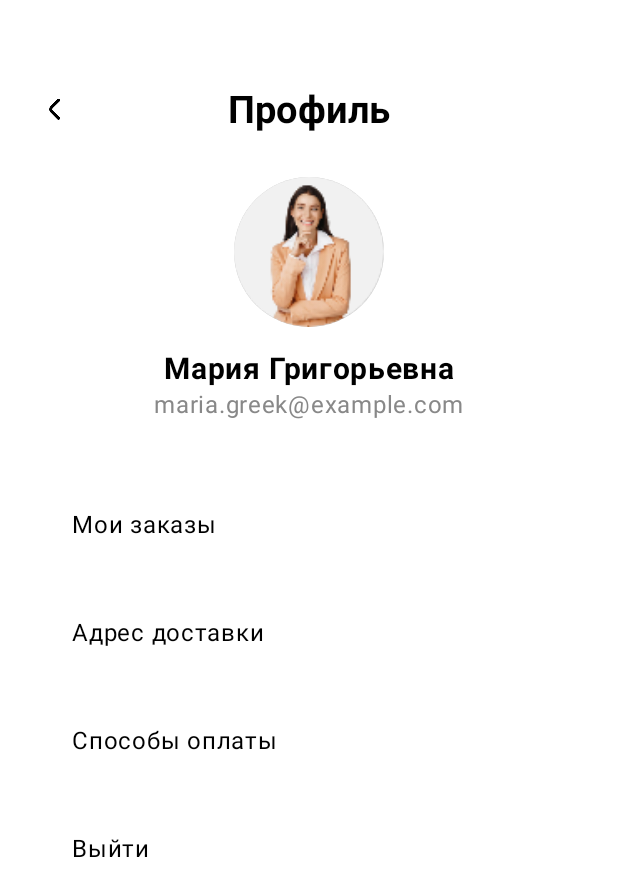
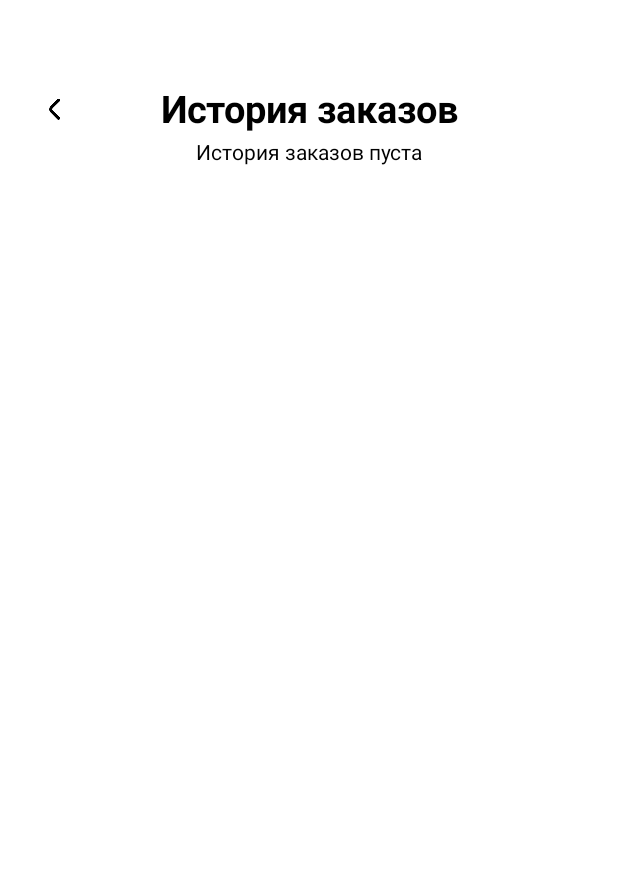
Before and after one commit to PoetOrpheus/SugarCrash, an Android app built with Jetpack Compose: the ProfileActivity screen opened directly, with no data from a screen before it, after a tap on "Мои заказы", on a phone screen of 412 x 824 dp. Shown: the top 896 px of the screen. Run offline under Robolectric (Android 15) with nearby library versions, the phone set to English and light mode, and no system bars; our stand-ins replace constraintlayout-compose.

Commit message:
Добавили OrderActivity(историю заказов) сделали её пустой

```diff
--- a/app/src/main/AndroidManifest.xml
+++ b/app/src/main/AndroidManifest.xml
@@ -14,6 +14,9 @@
         android:supportsRtl="true"
         android:theme="@style/Theme.FoodShopTestCase"
         tools:targetApi="31">
+        <activity
+            android:name=".Activity.Order.OrderActivity"
+            android:exported="false" />
         <activity
             android:name=".Activity.ListItems.FullListItemsActivity"
             android:exported="false" />
--- /dev/null
+++ b/app/src/main/java/com/example/foodshoptestcase/Activity/Order/OrderActivity.kt
@@ -0,0 +1,91 @@
+package com.example.foodshoptestcase.Activity.Order
+
+import android.os.Bundle
+import androidx.activity.compose.setContent
+import androidx.activity.enableEdgeToEdge
+import androidx.appcompat.app.AppCompatActivity
+import androidx.compose.foundation.Image
+import androidx.compose.foundation.background
+import androidx.compose.foundation.clickable
+import androidx.compose.foundation.layout.Column
+import androidx.compose.foundation.layout.fillMaxHeight
+import androidx.compose.foundation.layout.fillMaxSize
+import androidx.compose.foundation.layout.fillMaxWidth
+import androidx.compose.foundation.layout.padding
+import androidx.compose.material3.HorizontalDivider
+import androidx.compose.material3.Text
+import androidx.compose.runtime.Composable
+import androidx.compose.ui.Alignment
+import androidx.compose.ui.Modifier
+import androidx.compose.ui.graphics.Color
+import androidx.compose.ui.res.colorResource
+import androidx.compose.ui.res.painterResource
+import androidx.compose.ui.text.font.FontWeight
+import androidx.compose.ui.text.style.TextAlign
+import androidx.compose.ui.tooling.preview.Preview
+import androidx.compose.ui.unit.dp
+import androidx.compose.ui.unit.sp
+import androidx.constraintlayout.compose.ConstraintLayout
+import androidx.core.view.ViewCompat
+import androidx.core.view.WindowInsetsCompat
+import com.example.foodshoptestcase.Activity.BaseActivity
+import com.example.foodshoptestcase.R
+
+class OrderActivity : BaseActivity() {
+    override fun onCreate(savedInstanceState: Bundle?) {
+        super.onCreate(savedInstanceState)
+
+        setContent {
+            OrderScreen(
+                onBackCLick = {finish()}
+            )
+        }
+    }
+}
+
+@Preview(showBackground = true)
+@Composable
+private fun OrderScreen(
+    onBackCLick:()->Unit={}
+) {
+    Column (
+        modifier =Modifier
+            .fillMaxWidth()
+            .fillMaxHeight()
+            .background(Color.White)
+            .padding(16.dp)
+    ){
+        ConstraintLayout (
+            modifier = Modifier
+                .padding(top=36.dp)
+                .background(Color.White)
+        ){
+            val (backBtn,titleTxt)=createRefs()
+
+            Text(
+                text = "История заказов",
+                textAlign = TextAlign.Center,
+                fontWeight = FontWeight.Bold,
+                fontSize = 25.sp,
+                modifier = Modifier
+                    .fillMaxWidth()
+                    .constrainAs(titleTxt){centerTo(parent)}
+            )
+            Image(
+                painter = painterResource(R.drawable.back),
+                contentDescription = null,
+                modifier = Modifier
+                    .clickable { onBackCLick() }
+                    .constrainAs(backBtn){
+                        top.linkTo(parent.top)
+                        bottom.linkTo(parent.bottom)
+                        start.linkTo(parent.start)
+                    }
+            )
+        }
+        Text(
+            text = "История заказов пуста",
+            modifier = Modifier.align(Alignment.CenterHorizontally)
+        )
+    }
+}
--- a/app/src/main/java/com/example/foodshoptestcase/Activity/Profile/ProfileActivity.kt
+++ b/app/src/main/java/com/example/foodshoptestcase/Activity/Profile/ProfileActivity.kt
@@ -1,5 +1,6 @@
 package com.example.foodshoptestcase.Activity.Profile
 
+import android.content.Intent
 import android.os.Bundle
 import androidx.activity.compose.setContent
 import androidx.compose.foundation.Image
@@ -20,6 +21,7 @@ import androidx.compose.ui.unit.dp
 import androidx.compose.ui.unit.sp
 import androidx.constraintlayout.compose.ConstraintLayout
 import com.example.foodshoptestcase.Activity.BaseActivity
+import com.example.foodshoptestcase.Activity.Order.OrderActivity
 import com.example.foodshoptestcase.R
 import com.example.foodshoptestcase.ui.theme.FoodShopTestCaseTheme
 
@@ -30,7 +32,7 @@ class ProfileActivity : BaseActivity() {
             FoodShopTestCaseTheme {
                 ProfileScreen(
                     onBackClick = { finish() },
-                    onOrdersClick = { /* TODO: Переход на экран заказов */ },
+                    onOrdersClick = { startActivity(Intent(this,OrderActivity::class.java)) },
                     onAddressClick = { /* TODO: Переход на экран адреса */ },
                     onPaymentClick = { /* TODO: Переход на экран оплаты */ },
                     onLogoutClick = { finish() /* TODO: Логика выхода */ }
```
Also changed, not shown: app/src/main/java/com/example/foodshoptestcase/Activity/Dashboard/BottmoMenuNavigation.kt (+8 -17 lines), app/src/main/java/com/example/foodshoptestcase/Activity/Dashboard/MainActivity.kt (+15 -3 lines), app/src/main/java/com/example/foodshoptestcase/Activity/ListItems/FullListItemsActivity.kt (+4 -3 lines).
